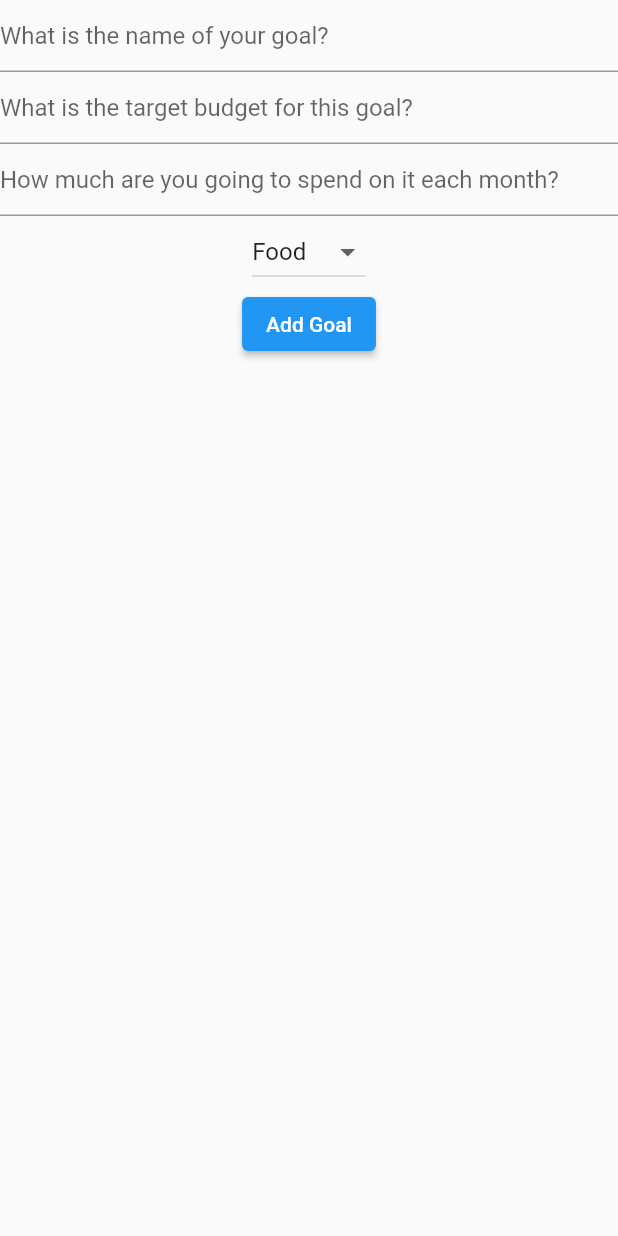
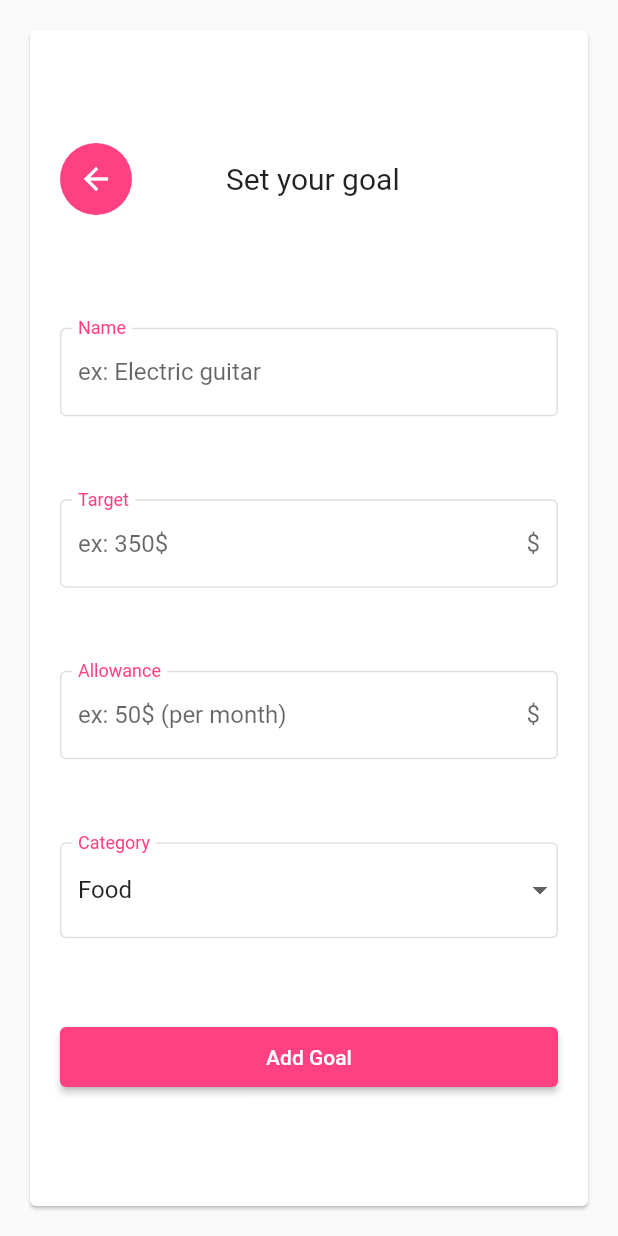
Before and after one commit to cezarmocanu/budgeto, a Flutter app: the AddGoal screen opened by its route, on a phone screen of 412 x 824 dp. Run offline on Flutter 3.47's test engine with Material 2 defaults, Android fonts, the phone set to English and light mode, and no system bars; our stand-ins replace pie_chart.

Commit message:
[fCi7rcZt] Styled add goal page

```diff
--- a/lib/screens/add_goal.dart
+++ b/lib/screens/add_goal.dart
@@ -29,7 +29,13 @@ class _State extends State<AddGoal> {
   @override
   Widget build(BuildContext context) {
     return Scaffold(
-      body: _AddGoalForm(handleCategoryChange, selectedCategory),
+      body: Card(
+        margin: EdgeInsets.all(20),
+        child: Padding(
+          padding: EdgeInsets.all(20),
+          child: _AddGoalForm(handleCategoryChange, selectedCategory),
+        ),
+      ),
     );
   }
 }
@@ -62,18 +68,23 @@ class _AddGoalForm extends StatelessWidget {
     return Form(
       key: _form,
       child: Column(
+        mainAxisAlignment: MainAxisAlignment.spaceEvenly,
         children: [
+          _FormHeader(),
           _FormField(
-            hint: "What is the name of your goal?",
+            label: "Name",
+            hint: "ex: Electric guitar",
             controller: _controllers[_Field.name],
           ),
           _FormField(
-            hint: "What is the target budget for this goal?",
+            label: "Target",
+            hint: "ex: 350\$",
             controller: _controllers[_Field.budget],
             suffix: '\$',
           ),
           _FormField(
-            hint: "How much are you going to spend on it each month?",
+            label: "Allowance",
+            hint: "ex: 50\$ (per month)",
             controller: _controllers[_Field.allowance],
             suffix: '\$',
           ),
@@ -96,7 +107,52 @@ class _AddGoalForm extends StatelessWidget {
               // }
             },
             child: const Text('Add Goal'),
+            style: ElevatedButton.styleFrom(
+                minimumSize: Size(double.infinity, 40),
+                primary: Colors.pinkAccent),
           ),
+        ],
+      ),
+    );
+  }
+}
+
+class _FormHeader extends StatelessWidget {
+  @override
+  Widget build(BuildContext context) {
+    return Padding(
+      padding: const EdgeInsets.only(bottom: 20.0),
+      child: Row(
+        mainAxisAlignment: MainAxisAlignment.spaceBetween,
+        crossAxisAlignment: CrossAxisAlignment.center,
+        children: [
+          Expanded(
+              flex: 1,
+              child: Align(
+                alignment: Alignment.centerLeft,
+                child: Ink(
+                  decoration: const ShapeDecoration(
+                    color: Colors.pinkAccent,
+                    shape: CircleBorder(),
+                  ),
+                  child: IconButton(
+                    onPressed: () {
+                      Navigator.pushReplacementNamed(context, '/');
+                    },
+                    icon: Icon(Icons.arrow_back),
+                    color: Colors.white,
+                  ),
+                ),
+              )),
+          Expanded(
+            flex: 2,
+            child: Text(
+              "Set your goal",
+              style: TextStyle(
+                fontSize: 20,
+              ),
+            ),
+          )
         ],
       ),
     );
@@ -105,15 +161,39 @@ class _AddGoalForm extends StatelessWidget {
 
 class _FormField extends StatelessWidget {
   final String hint;
+  final String label;
   final TextEditingController controller;
   final String? suffix;
 
-  _FormField({required this.hint, required this.controller, this.suffix});
+  _FormField({
+    required this.hint,
+    required this.controller,
+    this.suffix,
+    required this.label,
+  });
 
   @override
   Widget build(BuildContext context) {
     return TextFormField(
-      decoration: InputDecoration(hintText: hint, suffix: Text(suffix ?? '')),
+      decoration: InputDecoration(
+        hintText: hint,
+        suffix: Text(suffix ?? ''),
+        labelText: label,
+        labelStyle: TextStyle(color: Colors.pinkAccent),
+        floatingLabelBehavior: FloatingLabelBehavior.always,
+        enabledBorder: OutlineInputBorder(
+          borderSide: BorderSide(
+            color: Colors.black12,
+            width: 1.0,
+          ),
+        ),
+        focusedBorder: OutlineInputBorder(
+          borderSide: BorderSide(
+            color: Colors.pinkAccent,
+            width: 2.0,
+          ),
+        ),
+      ),
       controller: controller,
     );
   }
@@ -135,12 +215,30 @@ class _CategoryDropdown extends StatelessWidget {
                 child: Text('${category.name}'),
               ))
           .toList();
-      return DropdownButton<Category>(
+      return DropdownButtonFormField<Category>(
+        isExpanded: true,
         value: selectedCategory,
         onChanged: (Category? newValue) {
           handleCategoryChange(newValue ?? Category.empty());
         },
         items: items,
+        decoration: InputDecoration(
+          labelText: "Category",
+          labelStyle: TextStyle(color: Colors.pinkAccent),
+          floatingLabelBehavior: FloatingLabelBehavior.always,
+          enabledBorder: OutlineInputBorder(
+            borderSide: BorderSide(
+              color: Colors.black12,
+              width: 1.0,
+            ),
+          ),
+          focusedBorder: OutlineInputBorder(
+            borderSide: BorderSide(
+              color: Colors.pinkAccent,
+              width: 2.0,
+            ),
+          ),
+        ),
       );
     });
   }
```
